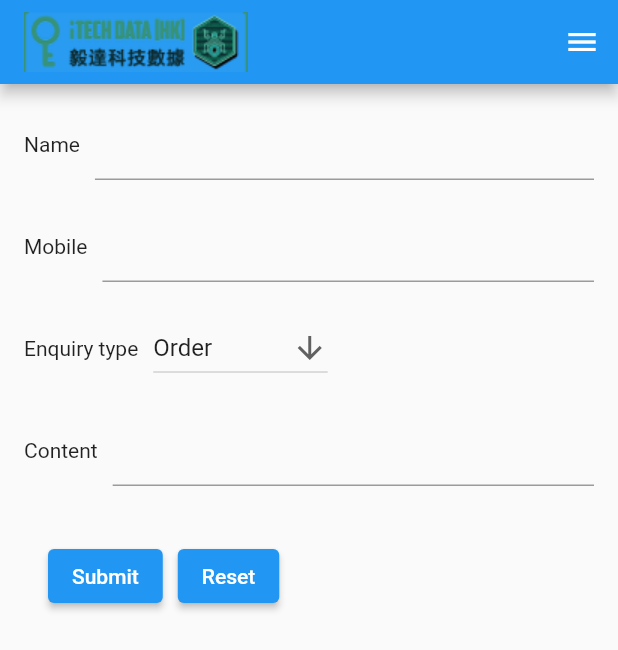
After one commit to ze9786/opencart_flutter, a Flutter app: the screen it shows after launch, in the side drawer, after a tap on "Contact us", on a phone screen of 412 x 824 dp. The commit adds this screen. Shown: the top 650 px of the screen. Run offline on Flutter 3.47's test engine with Material 2 defaults, Android fonts, the phone set to English and light mode, and no system bars; our stand-ins replace font_awesome_flutter, splashscreen, webview_flutter, youtube_player_flutter.

Commit message:
add form

```diff
--- /dev/null
+++ b/lib/UI/widgets/ContactUs.dart
@@ -0,0 +1,213 @@
+import 'package:flutter/material.dart';
+
+class ContactUs extends StatefulWidget {
+  ContactUs({Key key, this.lang});
+  final String lang;
+  @override
+  _ContactUsState createState() => _ContactUsState();
+}
+
+class _ContactUsState extends State<ContactUs> {
+  final _formKey = GlobalKey<FormState>();
+  String dropdownValueEng = 'Order';
+  String dropdownValueTrad = '訂單';
+  String dropdownValueSimp = '订单';
+
+  @override
+  Widget build(BuildContext context) {
+    return Container(
+      padding: const EdgeInsets.all(16),
+      child: Form(
+        key: _formKey,
+        child: Column(
+          children: [
+            Row(
+              children: [
+                Text(widget.lang == 'eng'
+                    ? 'Name'
+                    : widget.lang == 'trad'
+                        ? '名稱'
+                        : '名称'),
+                SizedBox(
+                  width: 10,
+                ),
+                Flexible(
+                  child: TextFormField(
+                    // The validator receives the text that the user has entered.
+                    validator: (value) {
+                      if (value == null || value.isEmpty) {
+                        return 'Please enter your name';
+                      }
+                      return null;
+                    },
+                  ),
+                ),
+              ],
+            ),
+            SizedBox(
+              height: 20,
+            ),
+            Row(
+              children: [
+                Text(widget.lang == 'eng'
+                    ? 'Mobile'
+                    : widget.lang == 'trad'
+                        ? '手機號碼'
+                        : '手机号码'),
+                SizedBox(
+                  width: 10,
+                ),
+                Flexible(
+                  child: TextFormField(
+                    // The validator receives the text that the user has entered.
+                    validator: (value) {
+                      if (value == null || value.isEmpty) {
+                        return 'Please enter your mobile';
+                      }
+                      return null;
+                    },
+                  ),
+                ),
+              ],
+            ),
+            SizedBox(
+              height: 20,
+            ),
+            Row(
+              children: [
+                Text(widget.lang == 'eng'
+                    ? 'Enquiry type'
+                    : widget.lang == 'trad'
+                        ? '查詢類型'
+                        : '查询类型'),
+                SizedBox(
+                  width: 10,
+                ),
+                widget.lang == 'eng'
+                    ? Flexible(
+                        child: DropdownButton<String>(
+                        value: dropdownValueEng,
+                        icon: const Icon(Icons.arrow_downward),
+                        iconSize: 24,
+                        elevation: 16,
+                        onChanged: (String newValue) {
+                          setState(() {
+                            dropdownValueEng = newValue;
+                          });
+                        },
+                        items: <String>[
+                          'Order',
+                          'Maintenance',
+                          'Service',
+                          'Others'
+                        ].map<DropdownMenuItem<String>>((String value) {
+                          return DropdownMenuItem<String>(
+                            value: value,
+                            child: Text(value),
+                          );
+                        }).toList(),
+                      ))
+                    : widget.lang == 'trad'
+                        ? Flexible(
+                            child: DropdownButton<String>(
+                            value: dropdownValueTrad,
+                            icon: const Icon(Icons.arrow_downward),
+                            iconSize: 24,
+                            elevation: 16,
+                            onChanged: (String newValue) {
+                              setState(() {
+                                dropdownValueTrad = newValue;
+                              });
+                            },
+                            items: <String>['訂單', '維護', '服務', '其他']
+                                .map<DropdownMenuItem<String>>((String value) {
+                              return DropdownMenuItem<String>(
+                                value: value,
+                                child: Text(value),
+                              );
+                            }).toList(),
+                          ))
+                        : Flexible(
+                            child: DropdownButton<String>(
+                            value: dropdownValueSimp,
+                            icon: const Icon(Icons.arrow_downward),
+                            iconSize: 24,
+                            elevation: 16,
+                            onChanged: (String newValue) {
+                              setState(() {
+                                dropdownValueSimp = newValue;
+                              });
+                            },
+                            items: <String>['订单', '维护', '服务', '其他']
+                                .map<DropdownMenuItem<String>>((String value) {
+                              return DropdownMenuItem<String>(
+                                value: value,
+                                child: Text(value),
+                              );
+                            }).toList(),
+                          )),
+              ],
+            ),
+            SizedBox(
+              height: 20,
+            ),
+            Row(
+              children: [
+                Text(widget.lang == 'eng'
+                    ? 'Content'
+                    : widget.lang == 'trad'
+                        ? '內容'
+                        : '内容'),
+                SizedBox(
+                  width: 10,
+                ),
+                Flexible(
+                  child: TextFormField(
+                    maxLines: null,
+                    keyboardType: TextInputType.multiline,
+                    // The validator receives the text that the user has entered.
+                    validator: (value) {
+                      if (value == null || value.isEmpty) {
+                        return 'Please enter content';
+                      }
+                      return null;
+                    },
+                  ),
+                ),
+              ],
+            ),
+            SizedBox(
+              height: 20,
+            ),
+            Padding(
+              padding: const EdgeInsets.all(16.0),
+              child: Row(
+                children: [
+                  ElevatedButton(
+                    onPressed: () {
+                      // Validate will return true if the form is valid, or false if
+                      // the form is invalid.
+                      if (_formKey.currentState.validate()) {
+                        // Process data.
+                      }
+                    },
+                    child: const Text('Submit'),
+                  ),
+                  SizedBox(
+                    width: 10,
+                  ),
+                  ElevatedButton(
+                    onPressed: () {
+                      _formKey.currentState.reset();
+                    },
+                    child: const Text('Reset'),
+                  ),
+                ],
+              ),
+            ),
+          ],
+        ),
+      ),
+    );
+  }
+}
--- a/lib/main.dart
+++ b/lib/main.dart
@@ -4,6 +4,7 @@
 import 'package:font_awesome_flutter/font_awesome_flutter.dart';
 import 'package:opencart/UI/MySplashScreen.dart';
 import 'package:opencart/UI/widgets/AboutUs.dart';
+import 'package:opencart/UI/widgets/ContactUs.dart';
 import 'package:url_launcher/url_launcher.dart';
 
 import 'UI/widgets/MyWebView.dart';
@@ -95,7 +96,13 @@
               'http://zelina.itechdatahk.com/shoppingcart/upload/index.php?route=product/product&path=20_27&product_id=41'),
       MyWebView(
           url:
-              'http://zelina.itechdatahk.com/shoppingcart/upload/index.php?route=product/product&path=25_28&product_id=42')
+              'http://zelina.itechdatahk.com/shoppingcart/upload/index.php?route=product/product&path=25_28&product_id=42'),
+      ContactUs(
+          lang: isEng
+              ? 'eng'
+              : isSimpChinese
+                  ? 'simp'
+                  : 'trad')
     ];
   }
 
@@ -123,6 +130,12 @@
           isTradChinese = false;
       }
       _children[1] = AboutUs(
+          lang: isEng
+              ? 'eng'
+              : isSimpChinese
+                  ? 'simp'
+                  : 'trad');
+      _children[5] = ContactUs(
           lang: isEng
               ? 'eng'
               : isSimpChinese
@@ -204,12 +217,18 @@
                         : '查看購物車'),
               ),
             ),
-            ListTile(
-              title: Text(isEng
-                  ? 'Contact us'
-                  : isSimpChinese
-                      ? '联系我们'
-                      : '聯繫我們'),
+            GestureDetector(
+              onTap: () {
+                Navigator.pop(context);
+                onItemTapped(5);
+              },
+              child: ListTile(
+                title: Text(isEng
+                    ? 'Contact us'
+                    : isSimpChinese
+                        ? '联系我们'
+                        : '聯繫我們'),
+              ),
             ),
             ExpansionTile(
               title: Text(isEng
```
